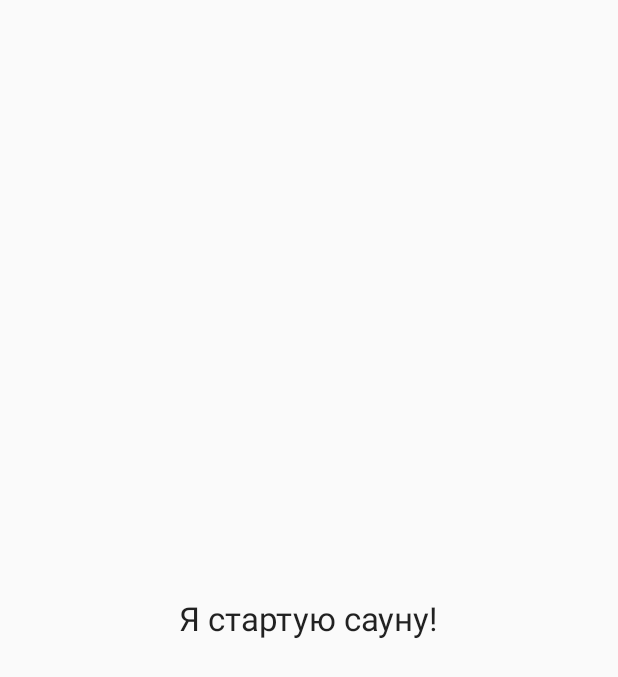
After one commit to yulancer/Sauna, an Android app: the layout activity_start_sauna_dialog.xml on its own in the app's theme, with its tools: preview values and no code run, on a phone screen of 412 x 824 dp. The commit adds this screen. Shown: the top 677 px of the screen. Run offline under Robolectric (Android 15) with nearby library versions, the phone set to English and light mode, and no system bars.

Commit message:
начал делать старт с задержкой готова передача данных диалог старта - заглушка

```diff
--- a/app/build.gradle
+++ b/app/build.gradle
@@ -24,9 +24,10 @@ android {
 }
 
 dependencies {
-    compile fileTree(include: ['*.jar'], dir: 'libs')
+    compile fileTree(dir: 'libs', include: ['*.jar'])
     testCompile 'junit:junit:4.12'
     compile files('libs/j2mod-1.06.jar')
+    compile 'com.android.support:support-v4:23.3.0'
     compile 'com.infiniteautomation:modbus4j:3.0.0'
     compile 'com.android.support:appcompat-v7:+'
     compile 'net.danlew:android.joda:2.9.2'
--- a/app/src/main/AndroidManifest.xml
+++ b/app/src/main/AndroidManifest.xml
@@ -6,11 +6,11 @@
     <uses-permission android:name="android.permission.ACCESS_NETWORK_STATE" />
 
     <application
+        android:name=".SaunaApplication"
         android:allowBackup="true"
         android:icon="@mipmap/ic_launcher"
         android:label="@string/app_name"
         android:supportsRtl="true"
-        android:name="SaunaApplication"
         android:theme="@style/AppTheme">
         <activity android:name=".MainActivity">
             <intent-filter>
@@ -19,6 +19,7 @@
                 <category android:name="android.intent.category.LAUNCHER" />
             </intent-filter>
         </activity>
+        <activity android:name=".StartSaunaDialog"></activity>
     </application>
 
 </manifest>
--- a/app/src/main/java/ru/yulancer/sauna/IModbusActor.java
+++ b/app/src/main/java/ru/yulancer/sauna/IModbusActor.java
@@ -5,6 +5,7 @@ package ru.yulancer.sauna;
  */
 public interface IModbusActor {
     public SaunaInfo GetSaunaInfo();
+    public boolean SetDelayStart(long seconds);
     public void SendSwitchSignal();
     public boolean SaveSettings(SaunaSettings saunaSettings);
 }
--- a/app/src/main/java/ru/yulancer/sauna/J2modActor.java
+++ b/app/src/main/java/ru/yulancer/sauna/J2modActor.java
@@ -79,6 +79,11 @@ public class J2modActor implements IModbusActor {
     }
 
     @Override
+    public boolean SetDelayStart(long seconds) {
+        return false;
+    }
+
+    @Override
     public void SendSwitchSignal() {
 
     }
--- a/app/src/main/java/ru/yulancer/sauna/SaunaInfo.java
+++ b/app/src/main/java/ru/yulancer/sauna/SaunaInfo.java
@@ -33,6 +33,9 @@ public class SaunaInfo implements Parcelable {
     public boolean SaunaRemainHistorical;
     public boolean BoilerRemainHistorical;
     public boolean RoomRemainHistorical;
+
+    public long SecondsBeforeStartRequested;
+    public long SecondsBeforeStartRemain;
 
     public boolean WarningSaunaStartedWithDoorOpen;
 
--- a/app/src/main/res/layout/activity_main.xml
+++ b/app/src/main/res/layout/activity_main.xml
@@ -280,8 +280,7 @@
             android:textOff="Выключено"
             android:textOn="Включено"
             android:thumb="@drawable/customswitchselector"
-            android:track="@drawable/custom_track"
-            android:onClick="onSetupClick"/>
+            android:track="@drawable/custom_track" />
 
         <ImageButton
             android:id="@+id/imageButton"
--- /dev/null
+++ b/app/src/main/res/layout/activity_start_sauna_dialog.xml
@@ -0,0 +1,19 @@
+<?xml version="1.0" encoding="utf-8"?>
+<RelativeLayout xmlns:android="http://schemas.android.com/apk/res/android"
+    xmlns:tools="http://schemas.android.com/tools"
+    android:layout_width="match_parent"
+    android:layout_height="match_parent"
+    android:paddingBottom="@dimen/activity_vertical_margin"
+    android:paddingLeft="@dimen/activity_horizontal_margin"
+    android:paddingRight="@dimen/activity_horizontal_margin"
+    android:paddingTop="@dimen/activity_vertical_margin"
+    tools:context="ru.yulancer.sauna.StartSaunaDialog">
+
+    <TextView
+        android:layout_width="wrap_content"
+        android:layout_height="wrap_content"
+        android:textAppearance="?android:attr/textAppearanceLarge"
+        android:text="Я стартую сауну!"
+        android:layout_centerVertical="true"
+        android:layout_centerHorizontal="true" />
+</RelativeLayout>
```
Also changed, not shown: app/src/main/java/ru/yulancer/sauna/MainActivity.java (+28 -8 lines), app/src/main/java/ru/yulancer/sauna/Modbus4jActor.java (+22 -0 lines), app/src/main/java/ru/yulancer/sauna/StartSaunaDialog.java (added, +56 -0 lines), app/src/main/res/values/dimens.xml (+4 -4 lines), 1 other file.
